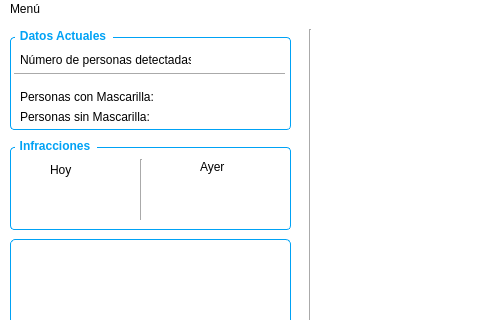
Qt form view/dashboard.ui (andatogua/FaceMaskDetect) before a commit; both pictures show x 0 to 480 and y 0 to 320 of the 1200 by 700 pixel window.
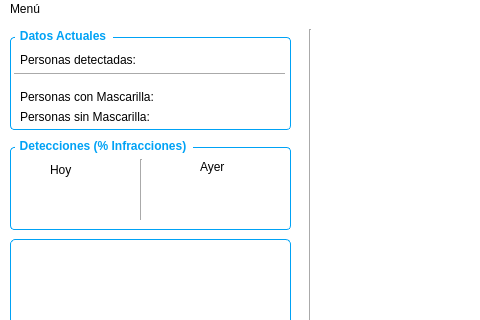
The same form after that commit.

Diff of the .ui file:
```diff
--- a/view/dashboard.ui
+++ b/view/dashboard.ui
@@ -105,12 +105,12 @@
       <rect>
        <x>10</x>
        <y>20</y>
-       <width>171</width>
+       <width>191</width>
        <height>21</height>
       </rect>
      </property>
      <property name="text">
-      <string>Número de personas detectadas:</string>
+      <string>Personas detectadas:</string>
      </property>
     </widget>
     <widget class="QLabel" name="detect_person">
@@ -224,7 +224,7 @@
 }</string>
     </property>
     <property name="title">
-     <string>Infracciones</string>
+     <string>Detecciones (% Infracciones)</string>
     </property>
     <widget class="QLabel" name="label_4">
      <property name="geometry">
@@ -268,10 +268,10 @@
     <widget class="QLabel" name="infrac_today">
      <property name="geometry">
       <rect>
-       <x>30</x>
+       <x>6</x>
        <y>50</y>
-       <width>47</width>
-       <height>16</height>
+       <width>111</width>
+       <height>20</height>
       </rect>
      </property>
      <property name="font">
@@ -290,10 +290,10 @@
     <widget class="QLabel" name="infrac_yesterday">
      <property name="geometry">
       <rect>
-       <x>180</x>
+       <x>146</x>
        <y>50</y>
-       <width>47</width>
-       <height>16</height>
+       <width>111</width>
+       <height>20</height>
       </rect>
      </property>
      <property name="font">
```
